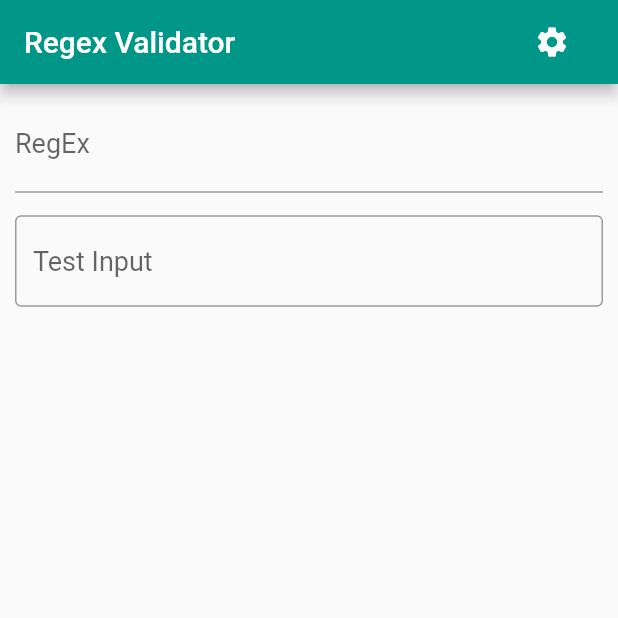
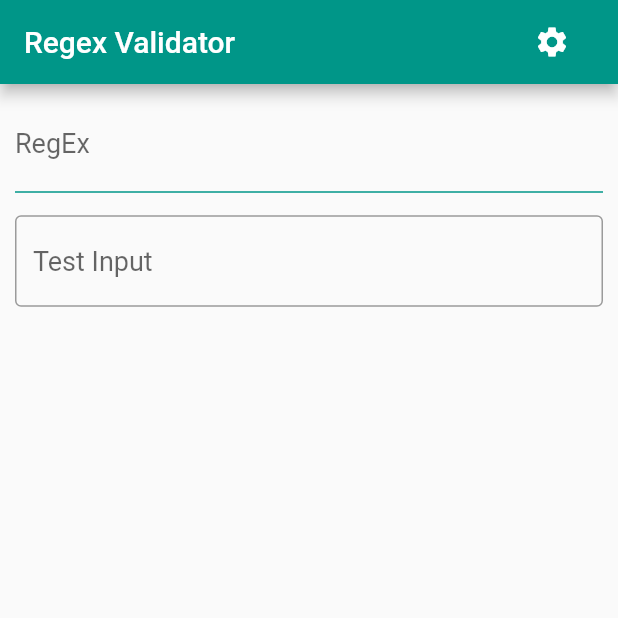
Before and after one commit to nitohu/regex_validator-flutter, a Flutter app: the screen it shows after launch, on a phone screen of 412 x 824 dp, the top half of it. Run offline on Flutter 3.47's test engine with Material 2 defaults, Android fonts, the phone set to English and light mode, and no system bars; our stand-ins replace shared_preferences.

Commit message:
Added some styling

```diff
--- a/lib/pages/home.dart
+++ b/lib/pages/home.dart
@@ -16,6 +16,7 @@ class _HomePageState extends State<HomePage> {
   final TextEditingController _testInput  = TextEditingController();
 
   List<String> matches = [];
+  Color regexInputColor;
 
   void _validate() {
 
@@ -80,6 +81,8 @@ class _HomePageState extends State<HomePage> {
     _regexInput.addListener(_validate);
     _testInput.addListener(_validate);
 
+    regexInputColor = Theme.of(context).primaryColor;
+
     return Scaffold(
       appBar: AppBar(
         title: Text("Regex Validator"),
@@ -104,6 +107,9 @@ class _HomePageState extends State<HomePage> {
               ),
               decoration: InputDecoration(
                 labelText: "RegEx",
+                enabledBorder: UnderlineInputBorder(
+                  borderSide: BorderSide(color: regexInputColor)
+                )
               ),
             ),
             SizedBox(height: 15),
```
